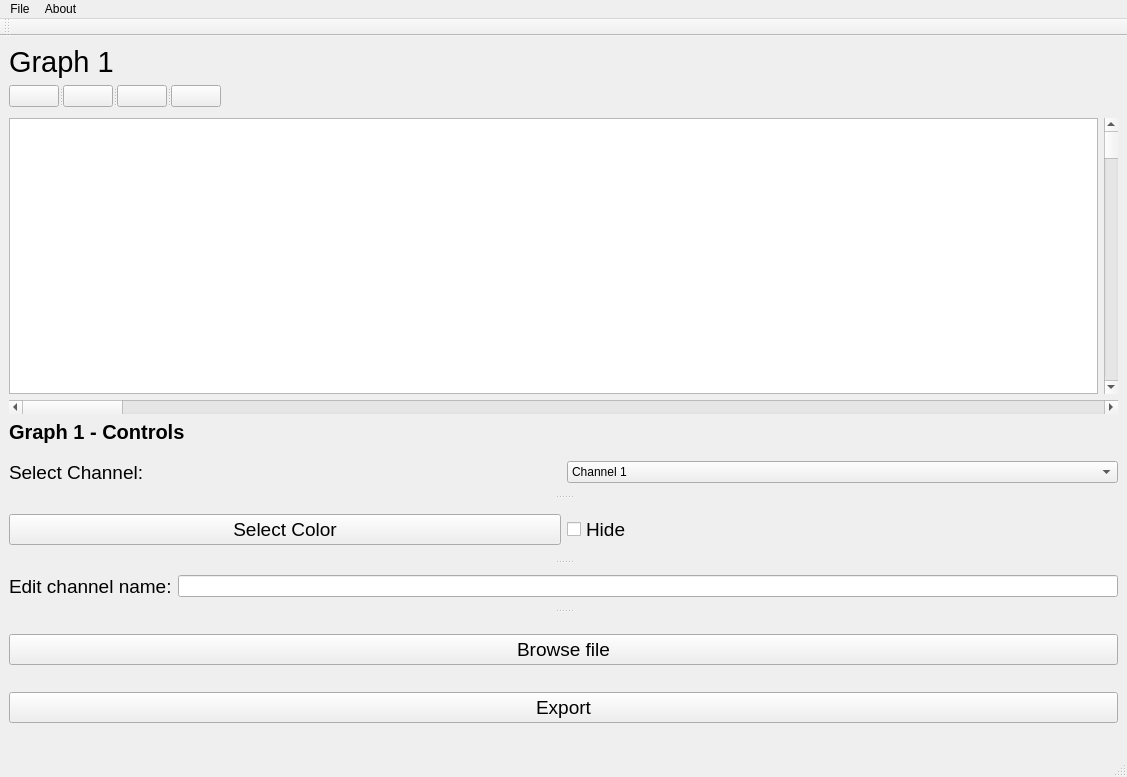
This is beta.ui in Youssef-Ashraf71/multi-channel-signal-viewer as Qt 5 draws it before an edit. The edited form follows.
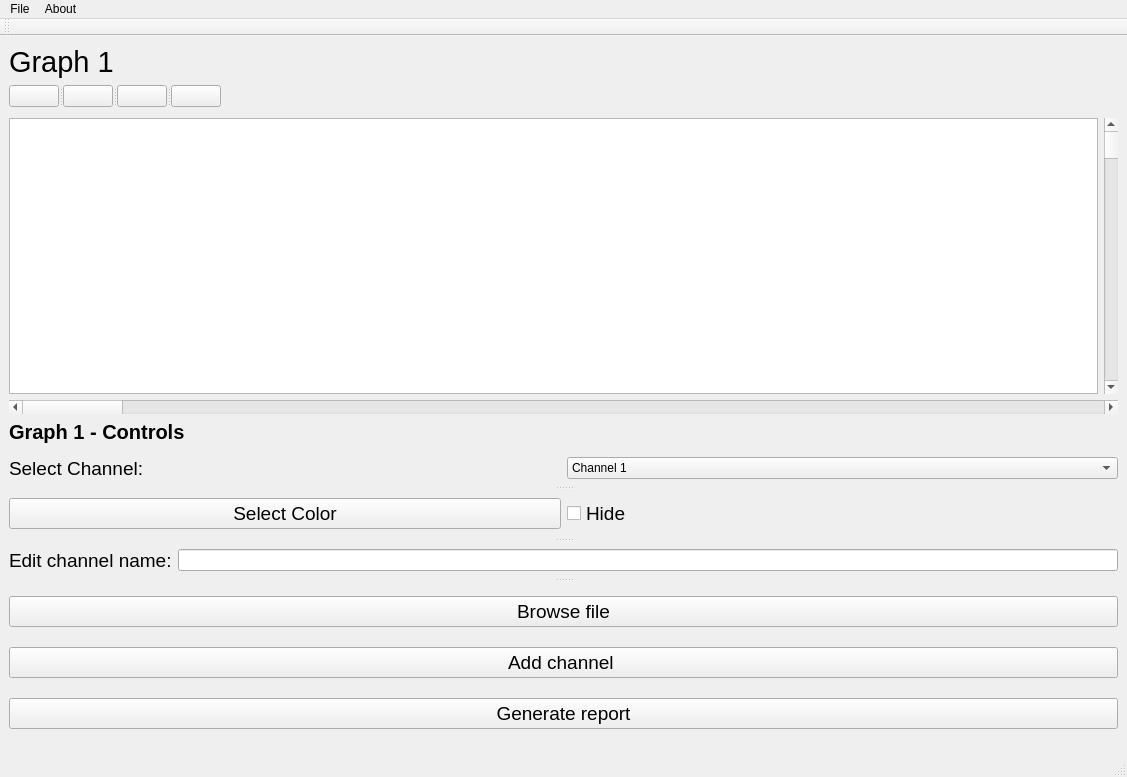
This is the edited form. Icons and pictures are not drawn. Custom widgets are drawn as their Qt base class.

Commit message: pdf export logic but still  needs fixing

The edit to the form file:
```diff
--- a/beta.ui
+++ b/beta.ui
@@ -167,7 +167,7 @@
          <property name="orientation">
           <enum>Qt::Vertical</enum>
          </property>
-         <widget class="QWidget" name="">
+         <widget class="QWidget" name="layoutWidget">
           <layout class="QHBoxLayout" name="horizontalLayout">
            <item>
             <widget class="QLabel" name="selectChannelLabel1">
@@ -192,7 +192,7 @@
            </item>
           </layout>
          </widget>
-         <widget class="QWidget" name="">
+         <widget class="QWidget" name="layoutWidget">
           <layout class="QHBoxLayout" name="horizontalLayout_2">
            <item>
             <widget class="QPushButton" name="selectColorBtn1">
@@ -220,7 +220,7 @@
            </item>
           </layout>
          </widget>
-         <widget class="QWidget" name="">
+         <widget class="QWidget" name="layoutWidget">
           <layout class="QHBoxLayout" name="horizontalLayout_3">
            <item>
             <widget class="QLabel" name="label_2">
@@ -239,7 +239,7 @@
            </item>
           </layout>
          </widget>
-         <widget class="QWidget" name="">
+         <widget class="QWidget" name="layoutWidget">
           <layout class="QVBoxLayout" name="verticalLayout">
            <item>
             <widget class="QPushButton" name="browseBtn1">
@@ -261,7 +261,19 @@
               </font>
              </property>
              <property name="text">
-              <string>Export</string>
+              <string>Add channel </string>
+             </property>
+            </widget>
+           </item>
+           <item>
+            <widget class="QPushButton" name="reportBtn">
+             <property name="font">
+              <font>
+               <pointsize>14</pointsize>
+              </font>
+             </property>
+             <property name="text">
+              <string>Generate report</string>
              </property>
             </widget>
            </item>
```
Left out of the diff: 5 changed lines with no effect on the pictures. The commit also changes 10 other files.
